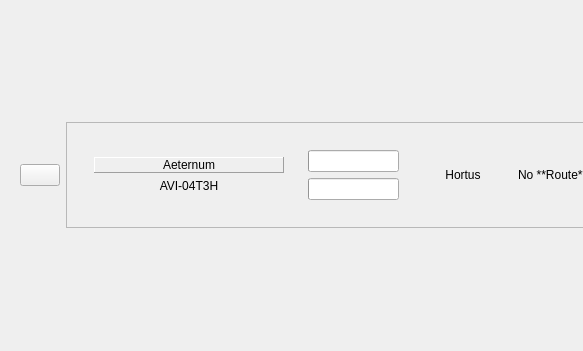
Qt form ui/ShipPanel.ui (leothehero/Prun-Shipment-Manager) before a commit; both pictures show x 0 to 583 and y 0 to 351 of the 920 by 351 pixel window.
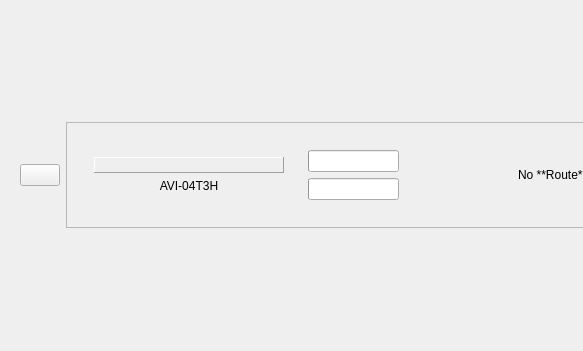
The same form after that commit. Icons and pictures are not drawn.

The edit to the form file:
```diff
--- a/ui/ShipPanel.ui
+++ b/ui/ShipPanel.ui
@@ -129,7 +129,7 @@
                   <enum>QFrame::Shadow::Raised</enum>
                  </property>
                  <property name="text">
-                  <string>Aeternum</string>
+                  <string/>
                  </property>
                  <property name="alignment">
                   <set>Qt::AlignmentFlag::AlignCenter</set>
@@ -250,7 +250,7 @@
                   </size>
                  </property>
                  <property name="text">
-                  <string>Hortus</string>
+                  <string/>
                  </property>
                  <property name="alignment">
                   <set>Qt::AlignmentFlag::AlignCenter</set>
```
Left out of the diff: 4 changed lines with no effect on the pictures.
